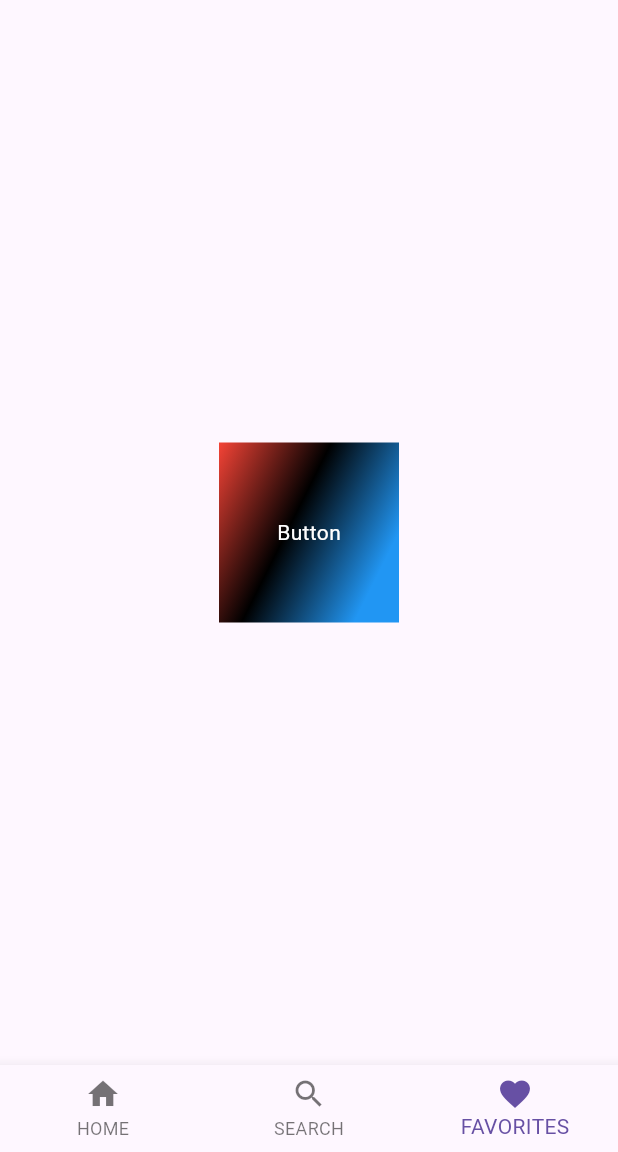
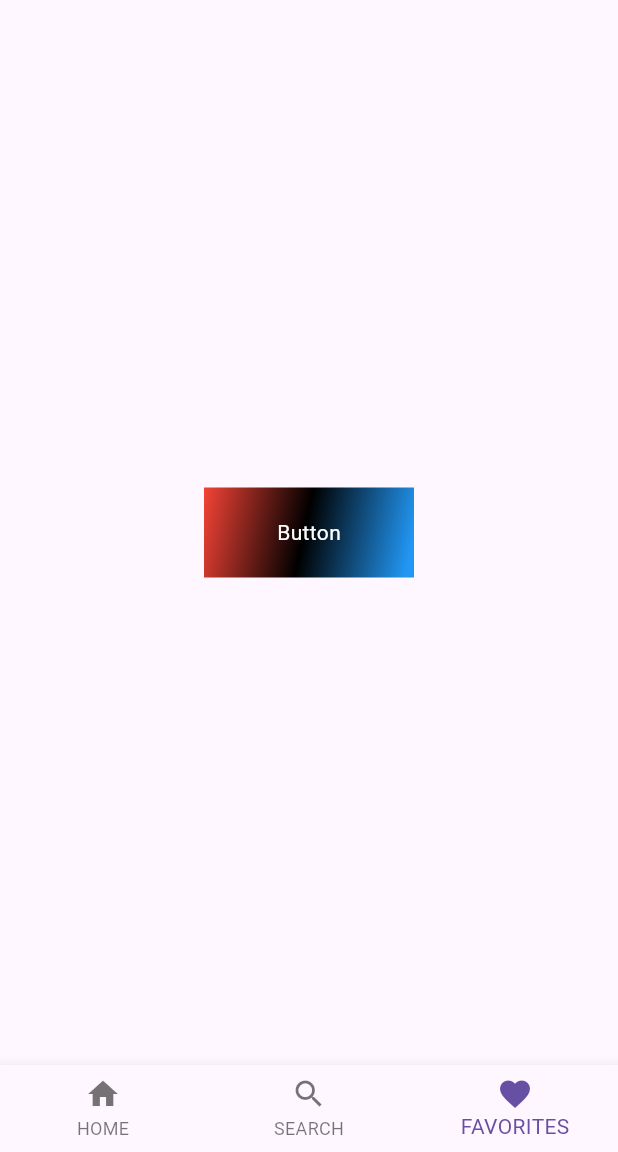
Before and after one commit to rasul-1/RecipeApp, a Flutter app: the screen it shows after launch, item 3 of the bottom bar chosen, on a phone screen of 412 x 824 dp, the part 84-1236 px from its top. Run offline on Flutter 3.47's test engine with Material 3 defaults, Android fonts, the phone set to English and light mode, and no system bars; Roboto replaces fonts that are missing (Sevillana).

Commit message:
nothing important here

```diff
--- a/recipe_app/lib/second_page.dart
+++ b/recipe_app/lib/second_page.dart
@@ -28,8 +28,8 @@ class SecondPage extends StatelessWidget {
             mainAxisSize: MainAxisSize.min,
             children: [
               Container(
-                height: 120,
-                width: 120,
+                height: 60,
+                width: 140,
                 decoration: const BoxDecoration(
                   gradient: LinearGradient(
                     begin: Alignment.centerRight,
```
